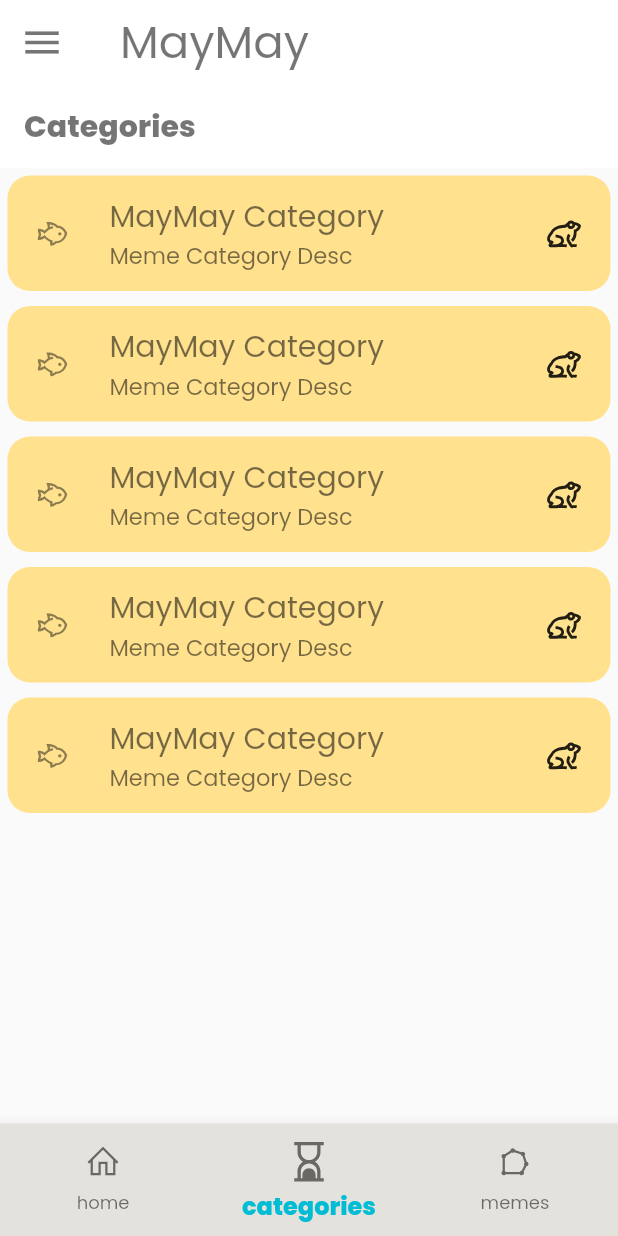
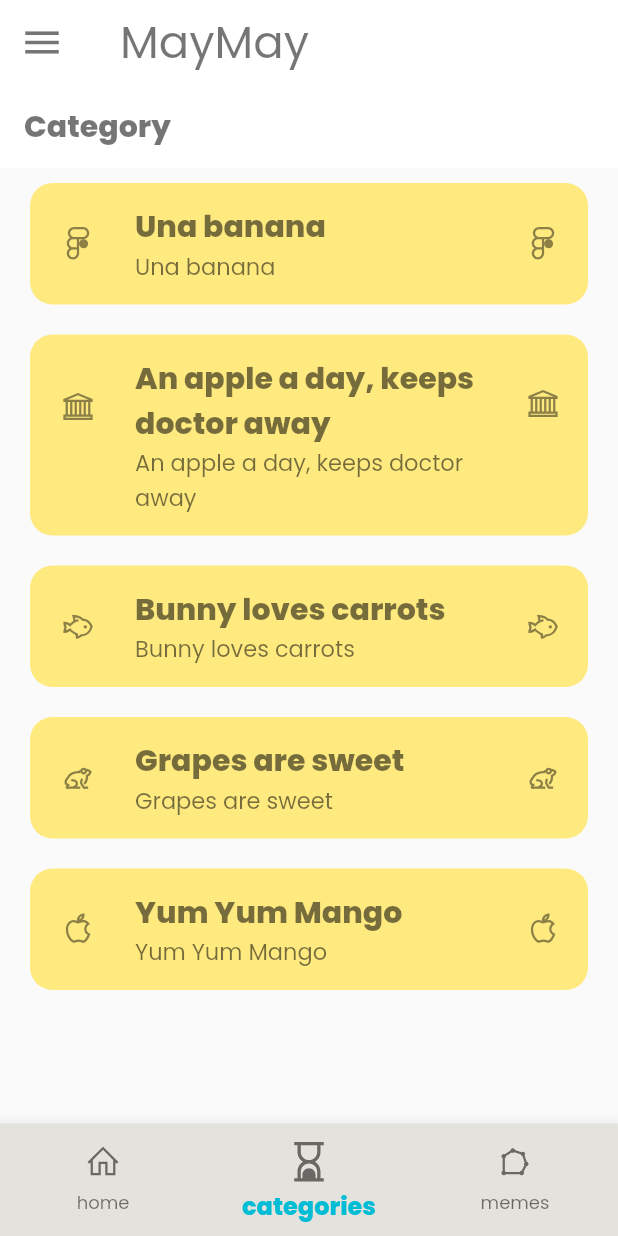
Before and after one commit to dwvicy/memeapp, a Flutter app: the screen it shows after launch, swiped to page 2, on a phone screen of 412 x 824 dp. Run offline on Flutter 3.47's test engine with Material 2 defaults, Android fonts, the phone set to English and light mode, and no system bars; our stand-ins replace carousel_slider, line_icons.

Commit message:
feat: add categories

```diff
--- a/lib/constants/AppTheme.dart
+++ b/lib/constants/AppTheme.dart
@@ -1,7 +1,7 @@
 import 'package:flutter/material.dart';
 
 class AppTheme {
-  static const Color lightYellow = Color(0xFFFFE18E);
+  static const Color lightYellow = Color(0xFFFFEA80);
   static const Color ellowPinky = Color(0xFFFC5866);
   static const Color pinky = Color(0xFFFC588A);
   static const Color offWhite = Color(0xFFE4E2DD);
@@ -11,17 +11,14 @@ class AppTheme {
 
 class Style {
   static const TextStyle bigHead = TextStyle(
-      fontFamily: 'Poppins',
       fontWeight: FontWeight.bold,
       fontSize: 30,
       color: Colors.black54);
   static const TextStyle productName = TextStyle(
-      fontFamily: 'Poppins',
-      fontWeight: FontWeight.normal,
+      fontWeight: FontWeight.w700,
       fontSize: 20,
       color: Colors.black54);
   static const TextStyle productDesc = TextStyle(
-    fontFamily: 'Poppins',
     fontWeight: FontWeight.w300,
     fontSize: 15,
     color: Colors.black54,
--- a/lib/constants/catCard.dart
+++ b/lib/constants/catCard.dart
@@ -1,6 +1,30 @@
 import 'package:flutter/material.dart';
 import 'package:line_icons/line_icons.dart';
 import 'package:memeapp/constants/AppTheme.dart';
+
+List<String> names = [
+  'Una banana',
+  'An apple a day, keeps doctor away',
+  'Bunny loves carrots',
+  'Grapes are sweet',
+  'Yum Yum Mango'
+];
+
+List<Icon> icons = [
+  Icon(LineIcons.figma),
+  Icon(LineIcons.landmark),
+  Icon(LineIcons.fish),
+  Icon(LineIcons.frog),
+  Icon(LineIcons.apple),
+];
+
+List<Icon> trailings = [
+  Icon(LineIcons.figma),
+  Icon(LineIcons.landmark),
+  Icon(LineIcons.fish),
+  Icon(LineIcons.frog),
+  Icon(LineIcons.apple),
+];
 
 class CategoryCard extends StatefulWidget {
   @override
@@ -13,9 +37,9 @@ class _CategoryCardState extends State<CategoryCard> {
     return Scaffold(
       appBar: AppBar(
         title: Text(
-          'Categories',
-
-          style: TextStyle(color: Colors.black54, fontSize: 20, fontWeight: FontWeight.w700),
+          'Category',
+          style: TextStyle(
+              color: Colors.black54, fontSize: 20, fontWeight: FontWeight.w700),
         ),
         backgroundColor: Colors.white,
         elevation: 0,
@@ -31,41 +55,51 @@ class _CategoryCardState extends State<CategoryCard> {
       body: ListView.builder(
         itemCount: 5,
         itemBuilder: (context, index) {
-
-          return Padding(
-            padding: const EdgeInsets.all(5.0),
-            child: Container(
-              decoration: BoxDecoration(
-                  borderRadius: BorderRadius.circular(15),
-                  color: AppTheme.lightYellow),
-              child: ListTile(
-                contentPadding: EdgeInsets.all(8),
-                isThreeLine: true,
-                leading: Padding(
-                  padding: EdgeInsets.all(10),
-                  child: Icon(LineIcons.fish),
-                ),
-                title: Text(
-                  'MayMay Category',
-                  style: Style.productName,
-                ),
-                subtitle: Text(
-                  'Meme Category Desc',
-                  style: Style.productDesc,
-                ),
-                trailing: Padding(
-                  padding: const EdgeInsets.all(8.0),
-                  child: Icon(
-                    LineIcons.frog,
-                    color: Colors.black87,
-                    size: 30,
-                  ),
-                ),
-              ),
-            ),
+          return CateCard(
+            title: names[index],
+            icon: icons[index],
+            trailing: trailings[index],
           );
         },
       ),
     );
   }
 }
+
+class CateCard extends StatelessWidget {
+  final String title;
+  final Icon icon;
+  final Icon trailing;
+  const CateCard({Key? key, required this.title, required this.icon, required this.trailing});
+  @override
+  Widget build(BuildContext context) {
+    return Padding(
+      padding: const EdgeInsets.only(top: 10, left: 20, right: 20, bottom: 10),
+      child: Container(
+        decoration: BoxDecoration(
+            borderRadius: BorderRadius.circular(15),
+            color: AppTheme.lightYellow),
+        child: ListTile(
+          contentPadding: EdgeInsets.all(10),
+          isThreeLine: true,
+          leading: Padding(
+            padding: EdgeInsets.all(10),
+            child: icon,
+          ),
+          title: Text(
+            title,
+            style: Style.productName,
+          ),
+          subtitle: Text(
+            title,
+            style: Style.productDesc,
+          ),
+          trailing: Padding(
+            padding: const EdgeInsets.all(8.0),
+            child: trailing
+          ),
+        ),
+      ),
+    );
+  }
+}
--- a/lib/screens/categories.dart
+++ b/lib/screens/categories.dart
@@ -2,6 +2,13 @@ import 'package:flutter/cupertino.dart';
 import 'package:flutter/material.dart';
 import 'package:memeapp/constants/catCard.dart';
 
+List<String> names = [
+  'Una banana',
+  'An apple a day, keeps doctor away',
+  'Bunny loves carrots',
+  'Grapes are sweet',
+  'Yum Yum Mango'
+];
 
 class CategoryList extends StatelessWidget {
   @override
```
